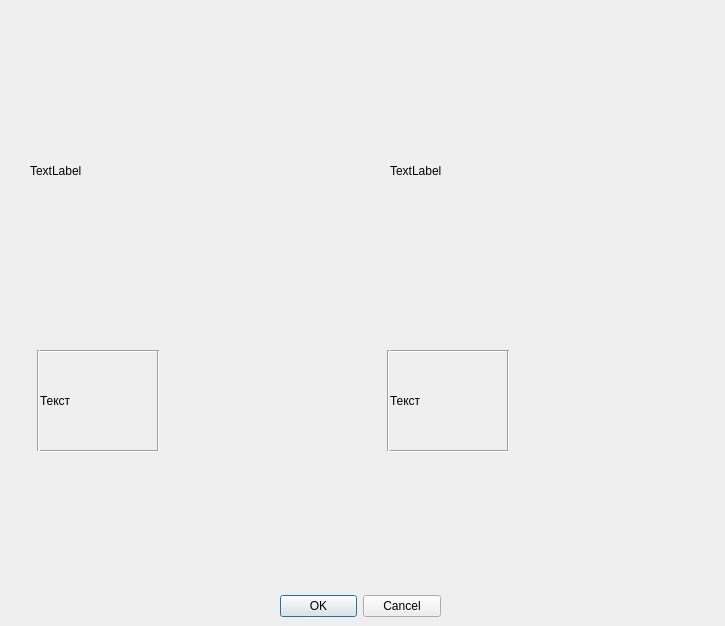
Before: the Qt Designer form styles/statistic_design.ui in NickBogat/appNote, drawn with Qt 5.
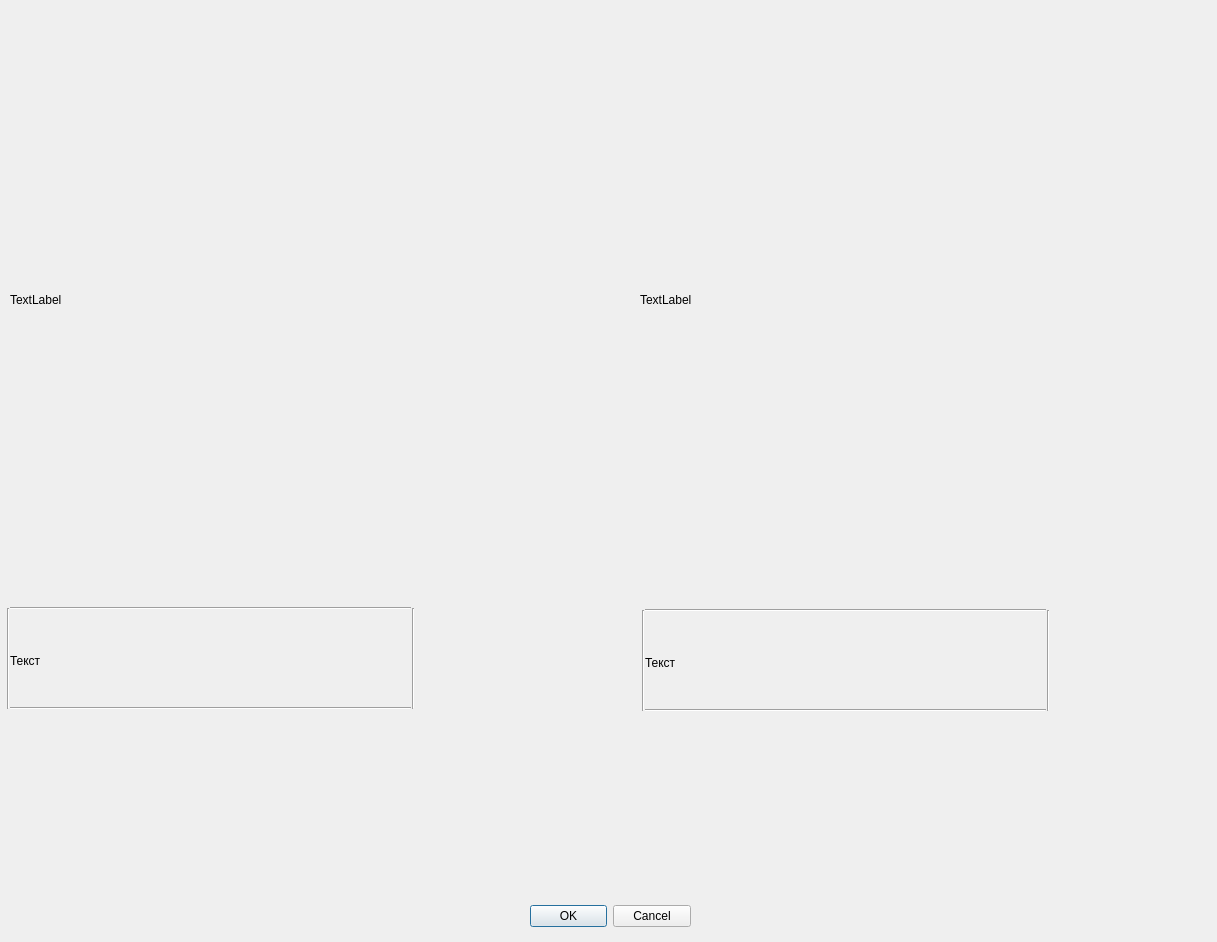
After: the same form once the commit is applied.

The edit to the form file:
```diff
--- a/styles/statistic_design.ui
+++ b/styles/statistic_design.ui
@@ -6,8 +6,8 @@
    <rect>
     <x>0</x>
     <y>0</y>
-    <width>725</width>
-    <height>626</height>
+    <width>1217</width>
+    <height>942</height>
    </rect>
   </property>
   <property name="windowTitle">
@@ -16,8 +16,8 @@
   <widget class="QDialogButtonBox" name="buttonBox">
    <property name="geometry">
     <rect>
-     <x>280</x>
-     <y>590</y>
+     <x>530</x>
+     <y>900</y>
      <width>161</width>
      <height>32</height>
     </rect>
@@ -32,10 +32,10 @@
   <widget class="QLabel" name="expenceLabelPicture">
    <property name="geometry">
     <rect>
-     <x>30</x>
-     <y>20</y>
-     <width>301</width>
-     <height>301</height>
+     <x>10</x>
+     <y>0</y>
+     <width>600</width>
+     <height>600</height>
     </rect>
    </property>
    <property name="text">
@@ -45,10 +45,10 @@
   <widget class="QLabel" name="revenueLabelPicture">
    <property name="geometry">
     <rect>
-     <x>390</x>
-     <y>20</y>
-     <width>301</width>
-     <height>301</height>
+     <x>640</x>
+     <y>0</y>
+     <width>600</width>
+     <height>600</height>
     </rect>
    </property>
    <property name="text">
@@ -58,10 +58,10 @@
   <widget class="Line" name="line">
    <property name="geometry">
     <rect>
-     <x>40</x>
-     <y>350</y>
-     <width>118</width>
-     <height>3</height>
+     <x>10</x>
+     <y>600</y>
+     <width>401</width>
+     <height>16</height>
     </rect>
    </property>
    <property name="orientation">
@@ -71,8 +71,8 @@
   <widget class="Line" name="line_2">
    <property name="geometry">
     <rect>
-     <x>30</x>
-     <y>350</y>
+     <x>0</x>
+     <y>608</y>
      <width>16</width>
      <height>101</height>
     </rect>
@@ -84,10 +84,10 @@
   <widget class="Line" name="line_3">
    <property name="geometry">
     <rect>
-     <x>40</x>
-     <y>450</y>
-     <width>118</width>
-     <height>3</height>
+     <x>10</x>
+     <y>700</y>
+     <width>401</width>
+     <height>16</height>
     </rect>
    </property>
    <property name="orientation">
@@ -97,9 +97,9 @@
   <widget class="QLabel" name="expenceLabelText">
    <property name="geometry">
     <rect>
-     <x>40</x>
-     <y>360</y>
-     <width>111</width>
+     <x>10</x>
+     <y>620</y>
+     <width>401</width>
      <height>81</height>
     </rect>
    </property>
@@ -110,8 +110,8 @@
   <widget class="Line" name="line_4">
    <property name="geometry">
     <rect>
-     <x>150</x>
-     <y>350</y>
+     <x>405</x>
+     <y>608</y>
      <width>16</width>
      <height>101</height>
     </rect>
@@ -123,9 +123,9 @@
   <widget class="QLabel" name="revenueLabelText">
    <property name="geometry">
     <rect>
-     <x>390</x>
-     <y>360</y>
-     <width>111</width>
+     <x>645</x>
+     <y>622</y>
+     <width>401</width>
      <height>81</height>
     </rect>
    </property>
@@ -136,23 +136,23 @@
   <widget class="Line" name="line_5">
    <property name="geometry">
     <rect>
-     <x>390</x>
-     <y>450</y>
-     <width>118</width>
-     <height>3</height>
+     <x>635</x>
+     <y>610</y>
+     <width>16</width>
+     <height>101</height>
     </rect>
    </property>
    <property name="orientation">
-    <enum>Qt::Horizontal</enum>
+    <enum>Qt::Vertical</enum>
    </property>
   </widget>
   <widget class="Line" name="line_6">
    <property name="geometry">
     <rect>
-     <x>390</x>
-     <y>350</y>
-     <width>118</width>
-     <height>3</height>
+     <x>645</x>
+     <y>602</y>
+     <width>401</width>
+     <height>16</height>
     </rect>
    </property>
    <property name="orientation">
@@ -162,21 +162,21 @@
   <widget class="Line" name="line_7">
    <property name="geometry">
     <rect>
-     <x>500</x>
-     <y>350</y>
-     <width>16</width>
-     <height>101</height>
+     <x>645</x>
+     <y>702</y>
+     <width>401</width>
+     <height>16</height>
     </rect>
    </property>
    <property name="orientation">
-    <enum>Qt::Vertical</enum>
+    <enum>Qt::Horizontal</enum>
    </property>
   </widget>
   <widget class="Line" name="line_8">
    <property name="geometry">
     <rect>
-     <x>380</x>
-     <y>350</y>
+     <x>1040</x>
+     <y>610</y>
      <width>16</width>
      <height>101</height>
     </rect>
```
